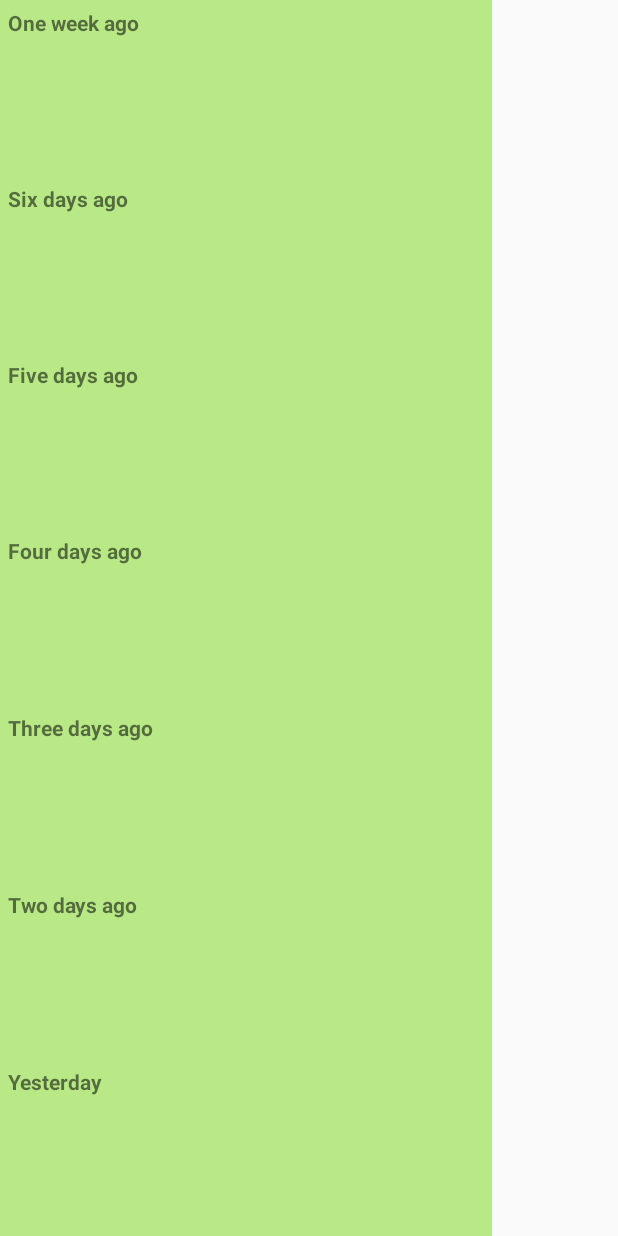
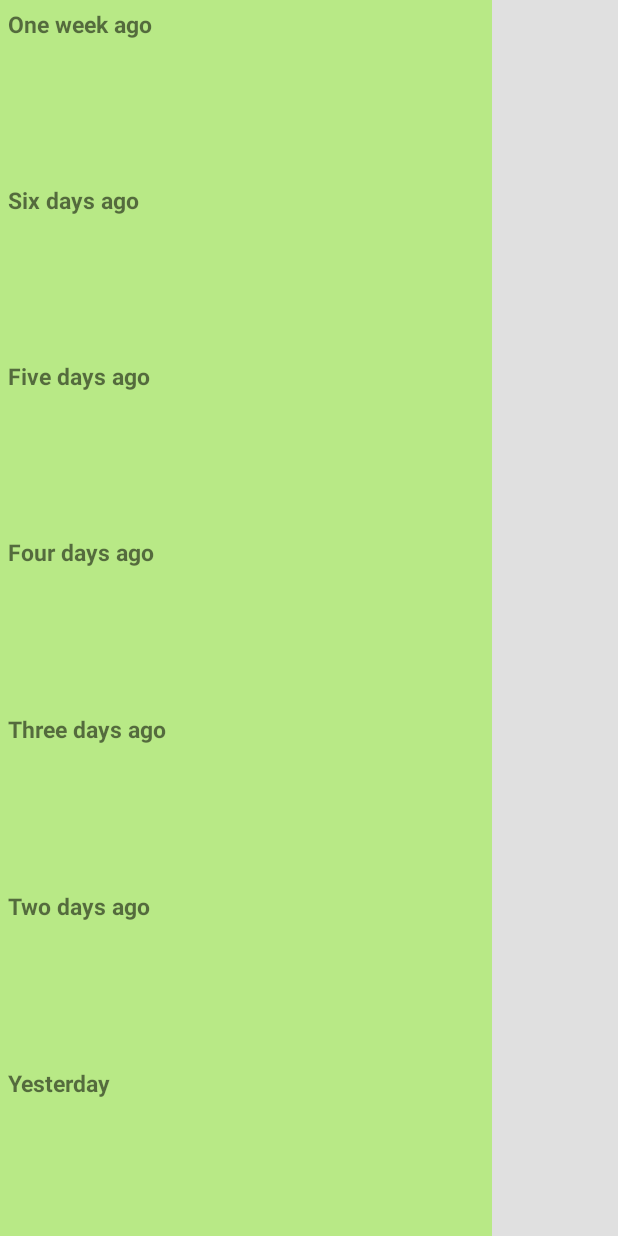
Before and after one commit to BenLscr/MoodTracker, an Android app: the Historic screen opened directly, with no data from a screen before it, on a phone screen of 412 x 824 dp. Run offline under Robolectric (Android 15) with nearby library versions, the phone set to English and light mode, and no system bars.

Commit message:
Set background of the layout grey

```diff
--- a/app/src/main/res/layout/historic.xml
+++ b/app/src/main/res/layout/historic.xml
@@ -4,7 +4,8 @@
     xmlns:android="http://schemas.android.com/apk/res/android"
     android:layout_width="match_parent"
     android:layout_height="match_parent"
-    android:orientation="vertical">
+    android:orientation="vertical"
+    android:background="@color/liteGrey">
 
     <FrameLayout
         android:id="@+id/oneWeekAgoFrame"
@@ -18,6 +19,7 @@
             android:layout_height="match_parent"
             android:paddingTop="5dp"
             android:paddingStart="5dp"
+            android:textSize="15sp"
             android:textStyle="bold"
             android:text="@string/one_week_ago"/>
 
@@ -44,6 +46,7 @@
             android:layout_height="match_parent"
             android:paddingTop="5dp"
             android:paddingStart="5dp"
+            android:textSize="15sp"
             android:textStyle="bold"
             android:text="@string/six_days_ago"/>
 
@@ -70,6 +73,7 @@
             android:layout_height="match_parent"
             android:paddingTop="5dp"
             android:paddingStart="5dp"
+            android:textSize="15sp"
             android:textStyle="bold"
             android:text="@string/five_days_ago"/>
 
@@ -96,6 +100,7 @@
             android:layout_height="match_parent"
             android:paddingTop="5dp"
             android:paddingStart="5dp"
+            android:textSize="15sp"
             android:textStyle="bold"
             android:text="@string/four_days_ago"/>
 
@@ -122,6 +127,7 @@
             android:layout_height="match_parent"
             android:paddingTop="5dp"
             android:paddingStart="5dp"
+            android:textSize="15sp"
             android:textStyle="bold"
             android:text="@string/three_days_ago"/>
 
@@ -148,6 +154,7 @@
             android:layout_height="match_parent"
             android:paddingTop="5dp"
             android:paddingStart="5dp"
+            android:textSize="15sp"
             android:textStyle="bold"
             android:text="@string/two_days_ago"/>
 
@@ -174,6 +181,7 @@
             android:layout_height="match_parent"
             android:paddingTop="5dp"
             android:paddingStart="5dp"
+            android:textSize="15sp"
             android:textStyle="bold"
             android:text="@string/yesterday"/>
 
--- a/app/src/main/res/values/colors.xml
+++ b/app/src/main/res/values/colors.xml
@@ -3,6 +3,8 @@
     <color name="colorPrimary">#008577</color>
     <color name="colorPrimaryDark">#00574B</color>
     <color name="colorAccent">#D81B60</color>
+
+    <color name="liteGrey">#e0e0e0</color>
 
     <!-- Background colors used for the different moods -->
     <color name="faded_red">#ffde3c50</color>
```
